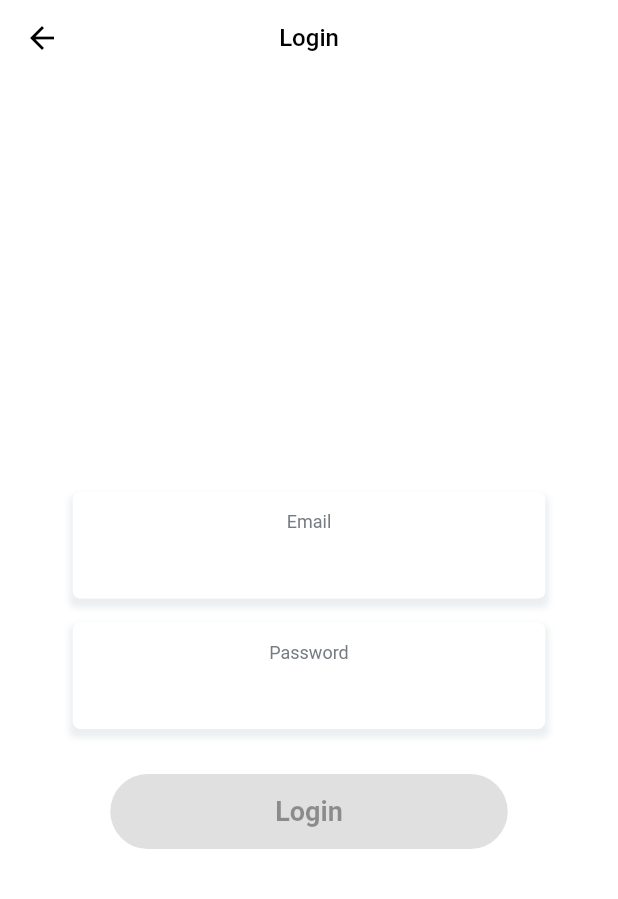
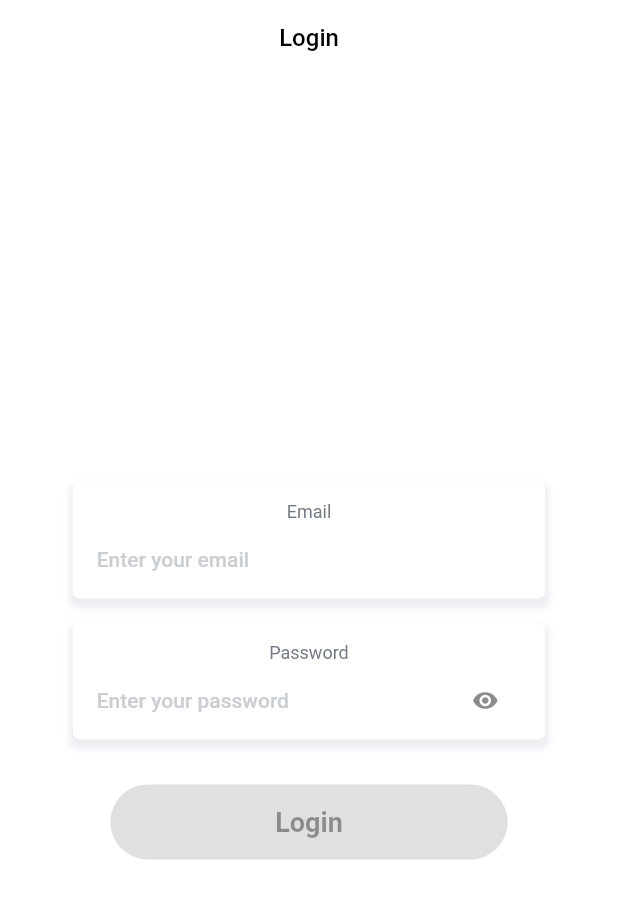
Before and after one commit to nvqquy98/CleanBlocFlutter, a Flutter app: the screen it shows after launch, on a phone screen of 412 x 824 dp. Shown: the top 899 px of the screen. Run offline on Flutter 3.47's test engine with Material 2 defaults, Android fonts, the phone set to English and light mode, and no system bars; our stand-ins replace auto_route, connectivity, dartx, dio, equatable, freezed_annotation and 9 more; generated files the repository leaves out were written again; project files that could hold a hidden picture were left out.

Commit message:
fix dark theme

```diff
--- a/lib/presentation/ui/custom_view/primary_input_layout.dart
+++ b/lib/presentation/ui/custom_view/primary_input_layout.dart
@@ -3,13 +3,12 @@ import 'package:flutter/services.dart';
 import '../resource/colors/app_colors.dart';
 import '../../../utils/view/common_decoration.dart';
 
-class PrimaryInputLayout extends StatelessWidget {
+class PrimaryInputLayout extends StatefulWidget {
   final String title;
   final String hint;
   final int? maxLength;
   final TextInputType inputType;
   final Function(String)? onTextChanged;
-  final focusNode = FocusNode();
 
   PrimaryInputLayout(
       {Key? key,
@@ -19,6 +18,17 @@ class PrimaryInputLayout extends StatelessWidget {
       this.onTextChanged,
       this.inputType = TextInputType.text})
       : super(key: key);
+
+  @override
+  _PrimaryInputLayoutState createState() => _PrimaryInputLayoutState();
+}
+
+class _PrimaryInputLayoutState extends State<PrimaryInputLayout> {
+  final focusNode = FocusNode();
+  bool _isObscure = true;
+
+  bool get _isPasswordField =>
+      widget.inputType == TextInputType.visiblePassword;
 
   @override
   Widget build(BuildContext context) {
@@ -34,25 +44,41 @@ class PrimaryInputLayout extends StatelessWidget {
         child: Column(
           children: [
             Text(
-              title,
+              widget.title,
               style: TextStyle(fontSize: 12, color: AppColors.raven),
             ),
             const SizedBox(
               height: 12,
             ),
             TextField(
+              obscureText: _isObscure && _isPasswordField,
+              style: Theme.of(context).textTheme.bodyText1,
               focusNode: focusNode,
-              onChanged: onTextChanged,
-              keyboardType: inputType,
-              maxLength: maxLength,
+              onChanged: widget.onTextChanged,
+              keyboardType: widget.inputType,
+              maxLength: widget.maxLength,
               decoration: InputDecoration(
                   counterText: '',
-                  contentPadding: const EdgeInsets.all(0),
+                  contentPadding: const EdgeInsets.symmetric(vertical: 5),
                   isDense: true,
-                  hintText: hint,
+                  suffixIconConstraints: const BoxConstraints(maxHeight: 25),
+                  suffixIcon: _isPasswordField
+                      ? IconButton(
+                          padding: const EdgeInsets.symmetric(vertical: 0),
+                          splashColor: Colors.transparent,
+                          icon: Icon(_isObscure
+                              ? Icons.visibility
+                              : Icons.visibility_off),
+                          onPressed: () {
+                            setState(() {
+                              _isObscure = !_isObscure;
+                            });
+                          })
+                      : null,
+                  hintText: widget.hint,
                   border: InputBorder.none,
                   hintStyle: TextStyle(color: AppColors.ghost)),
-            )
+            ),
           ],
         ),
       ),
--- a/lib/presentation/ui/custom_view/toolbar.dart
+++ b/lib/presentation/ui/custom_view/toolbar.dart
@@ -6,7 +6,7 @@ class Toolbar extends StatelessWidget with PreferredSizeWidget {
   final String title;
   final bool? isCloseButton;
 
-  const Toolbar({Key? key, this.title = '', this.isCloseButton = false})
+  const Toolbar({Key? key, this.title = '', this.isCloseButton})
       : super(key: key);
 
   @override
--- a/lib/presentation/ui/login/login_screen.dart
+++ b/lib/presentation/ui/login/login_screen.dart
@@ -76,6 +76,7 @@ class _LoginScreenState extends BaseState<LoginScreen, LoginBloc> {
   PrimaryInputLayout _emailInputLayout() {
     return PrimaryInputLayout(
       title: S.of(context).email,
+      hint: 'Enter your email',
       inputType: TextInputType.emailAddress,
       maxLength: 255,
       onTextChanged: bloc.funcEmailChanged,
@@ -85,6 +86,7 @@ class _LoginScreenState extends BaseState<LoginScreen, LoginBloc> {
   PrimaryInputLayout _passwordInputLayout() {
     return PrimaryInputLayout(
         title: S.of(context).password,
+        hint: 'Enter your password',
         inputType: TextInputType.visiblePassword,
         maxLength: 255,
         onTextChanged: bloc.funcPasswordChanged);
--- a/lib/presentation/ui/resource/themes/app_themes.dart
+++ b/lib/presentation/ui/resource/themes/app_themes.dart
@@ -5,11 +5,17 @@ import '../colors/app_colors.dart';
 class AppThemes {
   static final lightTheme = ThemeData(
     scaffoldBackgroundColor: AppColors.white,
-    colorScheme: ColorScheme.light(primary: AppColors.pacificBlue),
+    colorScheme: ColorScheme.light(
+      primary: AppColors.pacificBlue,
+    ),
+    textTheme: TextTheme(bodyText1: TextStyle(color: AppColors.pacificBlue)),
   );
 
   static final darkTheme = ThemeData(
     scaffoldBackgroundColor: AppColors.black,
-    colorScheme: ColorScheme.dark(primary: AppColors.amaranth),
+    colorScheme: ColorScheme.dark(
+      primary: AppColors.amaranth,
+    ),
+    textTheme: TextTheme(bodyText1: TextStyle(color: AppColors.amaranth)),
   );
 }
```
Also changed, not shown: pubspec.lock (deleted).
